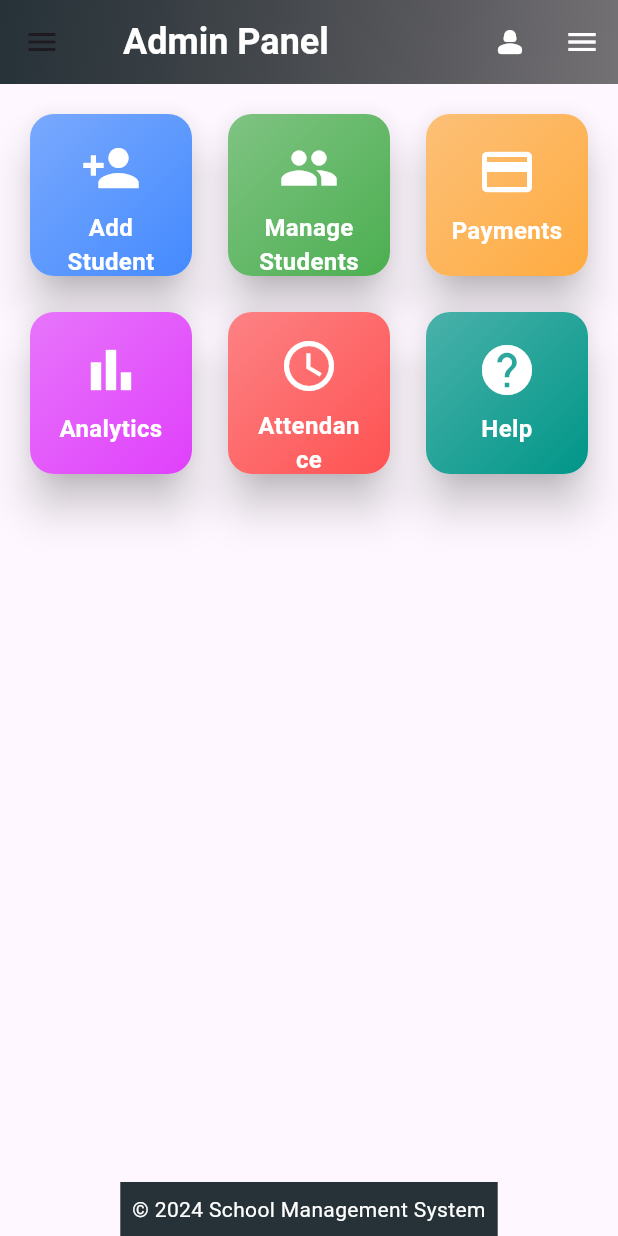
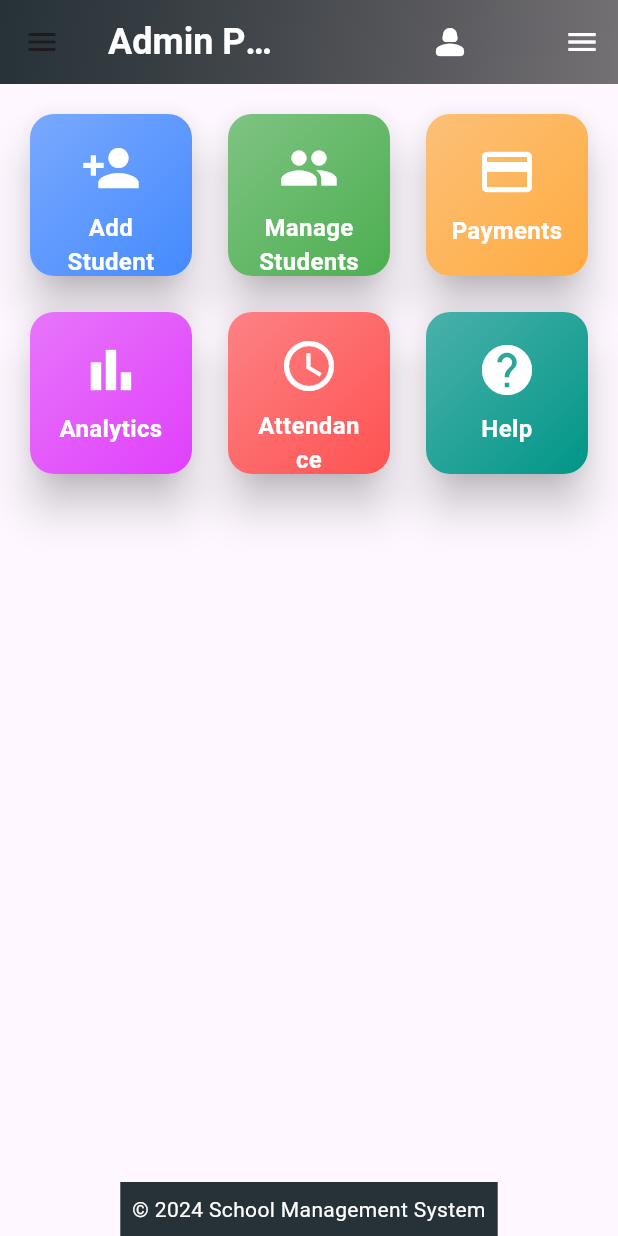
Before and after one commit to Minute354/web_dashboardmodel, a Flutter app: the DashboardPage screen opened by its route, after a tap on "Add Student", on a phone screen of 412 x 824 dp. Run offline on Flutter 3.47's test engine with Material 3 defaults, Android fonts, the phone set to English and light mode, and no system bars; our stand-ins replace google_fonts.

Commit message:
dashboard page profile icon dropdown updated

```diff
--- a/lib/screens/dashboard_screen.dart
+++ b/lib/screens/dashboard_screen.dart
@@ -1,7 +1,7 @@
 import 'package:flutter/material.dart';
 import 'package:school_web_app/screens/dashboardcard.dart';
-import 'package:school_web_app/screens/profile_popup.dart';
 import 'package:school_web_app/screens/screenlogin.dart';
+import 'package:school_web_app/screens/setting_screen.dart';
 import 'package:school_web_app/screens/sidebars.dart';
 import 'package:school_web_app/screens/sidedrawer.dart';
 
@@ -13,12 +13,33 @@ class DashboardPage extends StatefulWidget {
 }
 
 class _DashboardPageState extends State<DashboardPage> {
+
+
   @override
   Widget build(BuildContext context) {
     bool isSmallScreen = MediaQuery.of(context).size.width < 800;
 
     return Scaffold(
-      appBar: AppBar(
+      appBar: _buildAppBar(isSmallScreen),
+      drawer: isSmallScreen ? SidebarDrawer() : null,
+      body: Column(
+        children: [
+          Expanded(
+            child: Row(
+              children: [
+                if (!isSmallScreen) Sidebar(),
+                Expanded(child: _buildDashboardGrid(isSmallScreen)),
+              ],
+            ),
+          ),
+          _buildFooter(),
+        ],
+      ),
+    );
+  }
+
+  AppBar _buildAppBar(bool isSmallScreen) {
+    return AppBar(
       flexibleSpace: Container(
         decoration: BoxDecoration(
           gradient: LinearGradient(
@@ -30,13 +51,7 @@ class _DashboardPageState extends State<DashboardPage> {
       ),
       elevation: 0,
       centerTitle: true,
-        title: Row(
-          mainAxisAlignment: MainAxisAlignment.center,
-          children: [
-            const SizedBox(width: 10),
-            Expanded(
-              flex: 4,
-              child: const Text(
+      title: const Text(
         'Admin Panel',
         style: TextStyle(
           fontWeight: FontWeight.bold,
@@ -44,16 +59,8 @@ class _DashboardPageState extends State<DashboardPage> {
           color: Colors.white,
         ),
       ),
-            ),
-          ],
-        ),
       actions: [
-          IconButton(
-            icon: const Icon(Icons.person_2_rounded, color: Colors.white),
-            onPressed: () {
-              _showProfilePopup(context);
-            },
-          ),
+        _buildProfileDropdown(),
         if (isSmallScreen)
           IconButton(
             icon: const Icon(Icons.menu, color: Colors.white),
@@ -62,70 +69,119 @@ class _DashboardPageState extends State<DashboardPage> {
             },
           ),
       ],
+    );
+  }
+
+ Widget _buildProfileDropdown() {
+  return Container(
+    margin: const EdgeInsets.only(right: 50.0,), // Adjust the right margin as needed
+    child: DropdownButtonHideUnderline(
+      child: DropdownButton<String>(
+        icon: const Icon(Icons.person_2_rounded, color: Colors.white, size: 28),
+        style: TextStyle(
+          color: Colors.white,
+          fontSize: 16,
+          fontWeight: FontWeight.w500,
         ),
-      drawer: isSmallScreen ? SidebarDrawer() : null, // Use SidebarDrawer for small screens
-      body: Column(
-        children: [
-          Expanded(
-            child: Row(
-              children: [
-                if (!isSmallScreen) Sidebar(), // Use Sidebar for larger screens
-                Expanded(
+        dropdownColor: const Color.fromARGB(255, 87, 86, 86), // Dropdown background color
+
+        items: <String>['Profile', 'Logout']
+            .map<DropdownMenuItem<String>>((String value) {
+          return DropdownMenuItem<String>(
+            value: value,
             child: Padding(
+              padding: const EdgeInsets.symmetric(vertical: 8.0, horizontal: 16.0),
+              child: Text(
+                value,
+                style: const TextStyle(
+                  color: Colors.white, // Dropdown item text color
+                  fontSize: 16,
+                ),
+              ),
+            ),
+          );
+        }).toList(),
+        onChanged: (String? newValue) {
+
+          if (newValue == 'Logout') {
+            _handleLogout();
+          }
+          if(newValue =='Profile' ){
+            Navigator.of(context).push(MaterialPageRoute(builder: (context) => SettingsPage(),));
+          }
+          // Add other profile-related actions here as needed
+        },
+      ),
+    ),
+  );
+}
+
+
+
+  Widget _buildDashboardGrid(bool isSmallScreen) {
+    return Padding(
       padding: const EdgeInsets.all(16.0),
       child: GridView.count(
         crossAxisCount: MediaQuery.of(context).size.width > 1200 ? 6 : 3,
         crossAxisSpacing: 16,
         mainAxisSpacing: 16,
         childAspectRatio: isSmallScreen ? 1.0 : 1.1,
-                      children: [
+        children: _buildDashboardCards(),
+      ),
+    );
+  }
+
+  List<Widget> _buildDashboardCards() {
+    return [
       DashboardCard(
         icon: Icons.person_add,
         label: 'Add Student',
         color: Colors.blueAccent,
-                          onTap: () {},
+        onTap: () {
+          // Navigate to Add Student page
+        },
       ),
       DashboardCard(
         icon: Icons.group,
         label: 'Manage Students',
         color: Colors.green,
-                          onTap: () {},
+        onTap: () {
+          // Navigate to Manage Students page
+        },
       ),
       DashboardCard(
         icon: Icons.payment,
         label: 'Payments',
         color: Colors.orangeAccent,
-                          onTap: () {},
+        onTap: () {
+          // Navigate to Payments page
+        },
       ),
       DashboardCard(
         icon: Icons.bar_chart,
         label: 'Analytics',
         color: Colors.purpleAccent,
-                          onTap: () {},
+        onTap: () {
+          // Navigate to Analytics page
+        },
       ),
       DashboardCard(
         icon: Icons.schedule,
         label: 'Attendance',
         color: Colors.redAccent,
-                          onTap: () {},
+        onTap: () {
+          // Navigate to Attendance page
+        },
       ),
       DashboardCard(
         icon: Icons.help,
         label: 'Help',
         color: Colors.teal,
-                          onTap: () {},
+        onTap: () {
+          // Navigate to Help page
+        },
       ),
-                      ],
-                    ),
-                  ),
-                ),
-              ],
-            ),
-          ),
-          _buildFooter(),
-        ],
-      ),
-    );
+    ];
   }
 
   Widget _buildFooter() {
@@ -140,55 +196,9 @@ class _DashboardPageState extends State<DashboardPage> {
     );
   }
 
-  void _showProfilePopup(BuildContext context) {
-    showModalBottomSheet(
-      context: context,
-      builder: (BuildContext context) {
-        return Padding(
-          padding: const EdgeInsets.all(16.0),
-          child: Column(
-            mainAxisSize: MainAxisSize.min,
-            children: [
-              // First Row with Profile Icon and Admin Button
-              Row(
-                children: [
-                  CircleAvatar(
-                    radius: 24,
-                    backgroundImage: NetworkImage('https://via.placeholder.com/150'), // Replace with actual image URL or asset
-                  ),
-                  const SizedBox(width: 16),
-                  TextButton(
-                    onPressed: () {
-                      // Handle admin button action
-                    },
-                    child: const Text(
-                      'Admin',
-                      style: TextStyle(
-                        fontSize: 18,
-                        fontWeight: FontWeight.bold,
-                      ),
-                    ),
-                  ),
-                ],
-              ),
-              const SizedBox(height: 16),
-              // Logout Button
-              ElevatedButton(
-                onPressed: () {
-                  Navigator.of(context).push(
-                    MaterialPageRoute(builder: (context) => LoginScreen()),
-                  );
-                },
-                child: const Text('Logout'),
-                style: ElevatedButton.styleFrom(
-                  backgroundColor: Colors.redAccent, // Background color
-                  padding: const EdgeInsets.symmetric(horizontal: 16, vertical: 12),
-                ),
-              ),
-            ],
-          ),
-        );
-      },
+  void _handleLogout() {
+    Navigator.of(context).pushReplacement(
+      MaterialPageRoute(builder: (context) => const LoginScreen()),
     );
   }
 }
--- a/lib/screens/screenlogin.dart
+++ b/lib/screens/screenlogin.dart
@@ -3,14 +3,14 @@ import 'package:flutter/material.dart';
 import 'package:google_fonts/google_fonts.dart';
 
 class LoginScreen extends StatefulWidget {
+
   const LoginScreen({super.key});
 
   @override
   LoginScreenState createState() => LoginScreenState();
 }
 
-class LoginScreenState extends State<LoginScreen>
-    with SingleTickerProviderStateMixin {
+class LoginScreenState extends State<LoginScreen> with SingleTickerProviderStateMixin {
   final _formKey = GlobalKey<FormState>();
   final _emailController = TextEditingController();
   final _passwordController = TextEditingController();
@@ -44,10 +44,13 @@ class LoginScreenState extends State<LoginScreen>
 
   @override
   void dispose() {
+    _emailController.dispose();
+    _passwordController.dispose();
     _controller.dispose();
     super.dispose();
   }
 
+  // Validate email input
   String? _validateEmail(String? value) {
     if (value == null || value.isEmpty) {
       return 'Please enter an email';
@@ -57,6 +60,7 @@ class LoginScreenState extends State<LoginScreen>
     return null;
   }
 
+  // Validate password input
   String? _validatePassword(String? value) {
     if (value == null || value.isEmpty) {
       return 'Please enter your password';
@@ -69,15 +73,11 @@ class LoginScreenState extends State<LoginScreen>
     return Scaffold(
       body: LayoutBuilder(
         builder: (context, constraints) {
-          // Determine the screen size based on constraints
           if (constraints.maxWidth >= 1024) {
-            // Desktop view
             return _buildDesktopView(constraints);
           } else if (constraints.maxWidth >= 600) {
-            // Tablet view
             return _buildTabletView(constraints);
           } else {
-            // Mobile view
             return _buildMobileView(constraints);
           }
         },
@@ -88,7 +88,7 @@ class LoginScreenState extends State<LoginScreen>
   // Common Form Widget
   Widget _buildLoginForm(double cardSize) {
     return SizedBox(
-      width: cardSize, // Set the card size based on the input parameter
+      width: cardSize,
       child: Card(
         elevation: 12,
         margin: const EdgeInsets.all(20),
@@ -102,7 +102,6 @@ class LoginScreenState extends State<LoginScreen>
             child: Column(
               mainAxisSize: MainAxisSize.min,
               children: [
-                // Your form fields here...
                 TextFormField(
                   controller: _emailController,
                   decoration: InputDecoration(
@@ -115,12 +114,11 @@ class LoginScreenState extends State<LoginScreen>
                       borderRadius: BorderRadius.circular(12),
                     ),
                     focusedBorder: OutlineInputBorder(
-                      borderSide:
-                          const BorderSide(color: Colors.indigo, width: 2),
+                      borderSide: const BorderSide(color: Colors.indigo, width: 2),
                       borderRadius: BorderRadius.circular(12),
                     ),
                   ),
-                  validator: _validateEmail,
+                  validator: _validateEmail, // Added email validation
                 ),
                 const SizedBox(height: 20),
                 TextFormField(
@@ -135,13 +133,12 @@ class LoginScreenState extends State<LoginScreen>
                       borderRadius: BorderRadius.circular(12),
                     ),
                     focusedBorder: OutlineInputBorder(
-                      borderSide:
-                          const BorderSide(color: Colors.indigo, width: 2),
+                      borderSide: const BorderSide(color: Colors.indigo, width: 2),
                       borderRadius: BorderRadius.circular(12),
                     ),
                   ),
                   obscureText: true,
-                  validator: _validatePassword,
+                  validator: _validatePassword, // Added password validation
                 ),
                 const SizedBox(height: 20),
                 Align(
@@ -154,8 +151,7 @@ class LoginScreenState extends State<LoginScreen>
                       fit: BoxFit.none,
                       child: Text(
                         'Forgot Password?',
-                        style: GoogleFonts.poppins(
-                            color: Colors.indigo, fontSize: 14),
+                        style: GoogleFonts.poppins(color: Colors.indigo, fontSize: 14),
                         maxLines: 1,
                         overflow: TextOverflow.ellipsis,
                       ),
@@ -166,14 +162,13 @@ class LoginScreenState extends State<LoginScreen>
                 ElevatedButton(
                   onPressed: () {
                     if (_formKey.currentState!.validate()) {
-                      // Handle login logic
+                      // Handle login logic here
                       Navigator.pushNamed(context, '/dashboard');
                     }
                   },
                   style: ElevatedButton.styleFrom(
-                    padding: const EdgeInsets.symmetric(
-                        vertical: 15), // Only vertical padding
-                    fixedSize: const Size(200, 50), // Fixed width and height
+                    padding: const EdgeInsets.symmetric(vertical: 15),
+                    fixedSize: const Size(200, 50),
                     backgroundColor: Colors.indigo,
                     shape: RoundedRectangleBorder(
                       borderRadius: BorderRadius.circular(12),
@@ -185,8 +180,7 @@ class LoginScreenState extends State<LoginScreen>
                     style: TextStyle(
                       fontSize: 18,
                       color: Colors.white,
-                      overflow: TextOverflow
-                          .ellipsis, // Ensures text does not overflow
+                      overflow: TextOverflow.ellipsis,
                     ),
                   ),
                 ),
@@ -297,17 +291,16 @@ class LoginScreenState extends State<LoginScreen>
 
   Widget _buildAnimatedText(double textSize, double width) {
     return Container(
-      width: width, // Adjusts based on the screen size
-      alignment: Alignment.centerLeft, // Ensures left alignment
+      width: width,
+      alignment: Alignment.centerLeft,
       child: FittedBox(
-        fit: BoxFit.scaleDown, // Scales the text down for smaller screens
-        alignment:
-            Alignment.centerLeft, // Ensures the text inside is left-aligned
+        fit: BoxFit.scaleDown,
+        alignment: Alignment.centerLeft,
         child: Text(
-          letters.join(), // Combines the letters into a single string
-          textAlign: TextAlign.left, // Ensures the text is left-aligned
+          letters.join(),
+          textAlign: TextAlign.left,
           style: GoogleFonts.poppins(
-            fontSize: textSize, // Text size is dynamic
+            fontSize: textSize,
             color: Colors.white,
             fontWeight: FontWeight.bold,
           ),
--- a/pubspec.yaml
+++ b/pubspec.yaml
@@ -34,6 +34,7 @@ dependencies:
   google_fonts: ^6.2.1
   provider: ^6.1.2
   responsive_builder: ^0.7.1
+  shared_preferences: ^2.3.2
 
 dev_dependencies:
 
```
Also changed, not shown: lib/main.dart (+1 -8 lines), lib/screens/profile_popup.dart (+19 -13 lines), pubspec.lock, 1 other file. Lines whose indentation alone changed are shown as unchanged.
